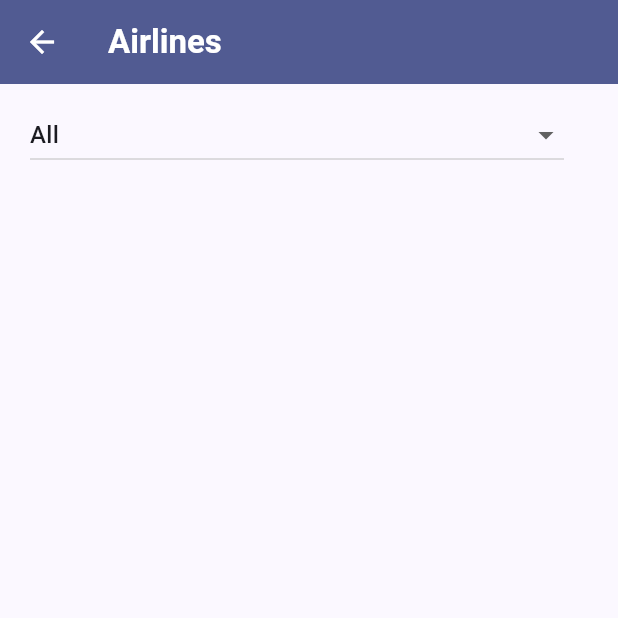
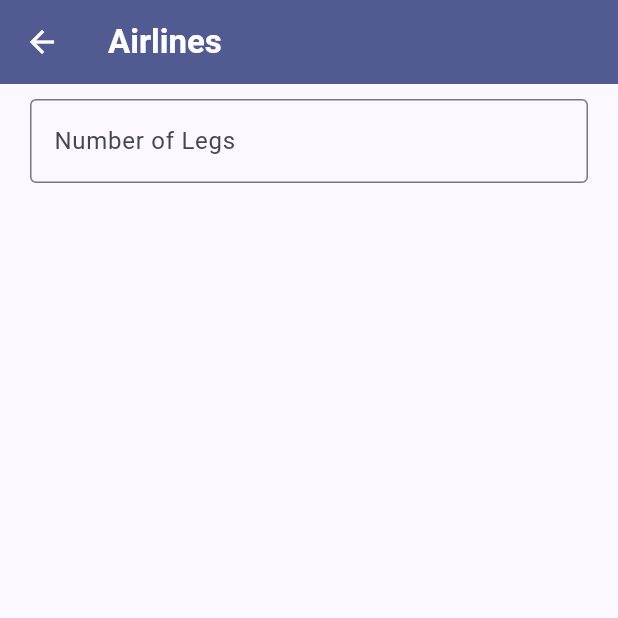
Before and after one commit to WilliamsVelas/flutter-assessment, a Flutter app: the Airlines screen opened directly, on a phone screen of 412 x 824 dp, the top half of it. Run offline on Flutter 3.47's test engine with Material 3 defaults, Android fonts, the phone set to English and light mode, and no system bars; our stand-ins replace flutter_spinkit, sqflite; accounts and stored records are empty; network calls fail.

```diff
--- a/lib/models/flights.dart
+++ b/lib/models/flights.dart
@@ -56,8 +56,8 @@ class Itinerary {
         ?.map((x) => x as String)
         .toList() ??
         [],
-    price: json["price"] ?? 'N/A',
-    agent: json["agent"] ?? 'Unknown',
+    price: json["price"],
+    agent: json["agent"],
     agentRating: (json["agent_rating"] as num?)?.toDouble() ?? 0.0,
   );
 
@@ -94,16 +94,29 @@ class Leg {
   });
 
   factory Leg.fromJson(Map<String, dynamic> json) => Leg(
-    id: json["id"] ?? '',
-    departureAirport: json["departure_airport"] ?? 'Unknown',
-    arrivalAirport: json["arrival_airport"] ?? 'Unknown',
-    departureTime: json["departure_time"] ?? '',
-    arrivalTime: json["arrival_time"] ?? '',
-    stops: json["stops"] ?? 0,
-    airlineName: json["airline_name"] ?? 'Unknown',
-    airlineId: json["airline_id"] ?? '',
-    durationMins: json["duration_mins"] ?? 0,
+    id: json["id"],
+    departureAirport: json["departure_airport"],
+    arrivalAirport: json["arrival_airport"],
+    departureTime: json["departure_time"],
+    arrivalTime: json["arrival_time"],
+    stops: json["stops"],
+    airlineName: json["airline_name"],
+    airlineId: json["airline_id"],
+    durationMins: json["duration_mins"],
   );
+
+  factory Leg.fromJsonDB(Map<String, dynamic> json) => Leg(
+    id: json["id"],
+    departureAirport: json["departureAirport"],  // Cambio a la clave correcta
+    arrivalAirport: json["arrivalAirport"],      // Cambio a la clave correcta
+    departureTime: json["departureTime"],        // Cambio a la clave correcta
+    arrivalTime: json["arrivalTime"],            // Cambio a la clave correcta
+    stops: json["stops"],
+    airlineName: json["airlineName"],            // Cambio a la clave correcta
+    airlineId: json["airlineId"],                // Cambio a la clave correcta
+    durationMins: json["durationMins"],
+  );
+
 
   Map<String, dynamic> toJson() => {
     "id": id,
--- a/lib/providers/flights_provider.dart
+++ b/lib/providers/flights_provider.dart
@@ -18,14 +18,13 @@ class FlightsProvider extends ChangeNotifier {
     final dbHelper = DatabaseService.instance;
     try {
       Response response = await http.get(Uri.parse(apiEndpoint));
+
       if (response.statusCode == 200) {
         flights = flightsFromJson(response.body);
 
         await dbHelper.clearDatabase();
 
         await dbHelper.insertItinerariesAndLegs(flights);
-      } else {
-        error = response.statusCode.toString();
       }
     } catch (e) {
       error = '';
--- a/lib/screens/airlines_screen.dart
+++ b/lib/screens/airlines_screen.dart
@@ -11,6 +11,8 @@ class Airlines extends StatefulWidget {
 
 class _AirlinesState extends State<Airlines> {
   String selectedAirline = 'All';
+  int selectedLegCount = 0;
+
 
   void initState() {
     final provider = Provider.of<FlightsProvider>(context, listen: false);
@@ -45,7 +47,7 @@ class _AirlinesState extends State<Airlines> {
                     children: [
                       filterSection(provider),
                       Expanded(
-                        child: airlinesListScreen(provider.flights.legs),
+                        child: airlinesListScreen(provider.flights.itineraries,provider.flights.legs),
                       )
                     ],
                   ));
@@ -69,35 +71,27 @@ class _AirlinesState extends State<Airlines> {
   }
 
   Widget filterSection(FlightsProvider provider) {
-    final airlines = [
-      'All',
-      ...provider.flights.legs.map((legs) => legs.airlineName).toSet()
-    ];
-
     return Padding(
-      padding: const EdgeInsets.only(left: 20.0, right: 20.0, top: 10, bottom: 10),
+      padding: const EdgeInsets.symmetric(horizontal: 20.0, vertical: 10),
       child: Column(
         children: [
           Row(
             children: [
               Expanded(
-                child: DropdownButton<String>(
-                  isExpanded: true,
-                  value: selectedAirline,
+                child: TextField(
+                  keyboardType: TextInputType.number,
+                  decoration: const InputDecoration(
+                    labelText: 'Number of Legs',
+                    border: OutlineInputBorder(),
+                  ),
                   onChanged: (value) {
                     setState(() {
-                      selectedAirline = value!;
+                      // Convertir el valor ingresado a un número entero
+                      selectedLegCount = int.tryParse(value) ?? 0;
                     });
                   },
-                  items: airlines
-                      .map((airline) => DropdownMenuItem(
-                            value: airline,
-                            child: Text(airline),
-                          ))
-                      .toList(),
                 ),
               ),
-              const SizedBox(width: 16),
             ],
           ),
         ],
@@ -105,51 +99,51 @@ class _AirlinesState extends State<Airlines> {
     );
   }
 
-  Widget airlinesListScreen(List<Leg> legs) {
+
+  Widget airlinesListScreen(List<Itinerary> itineraries, List<Leg> legs) {
     final colorScheme = Theme.of(context).colorScheme;
 
-    final filteredAirlines = legs.where((legs) {
-      final isAirlineValid =
-          selectedAirline == 'All' || legs.airlineName == selectedAirline;
-      return isAirlineValid;
+    final airlineLegCounts = <String, int>{};
+
+    for (final itinerary in itineraries) {
+      final airline = itinerary.agent;
+      final legCount = itinerary.legs.length;
+
+      airlineLegCounts[airline] = (airlineLegCounts[airline] ?? 0) + legCount;
+    }
+
+    final filteredAirlines = airlineLegCounts.entries.where((entry) {
+      return selectedLegCount == 0 || entry.value == selectedLegCount;
     }).toList();
 
     return ListView.builder(
       itemCount: filteredAirlines.length,
       itemBuilder: (context, index) {
-        final leg = filteredAirlines[index];
+        final airline = filteredAirlines[index];
 
         return Card(
           color: colorScheme.surface,
           margin: const EdgeInsets.symmetric(horizontal: 16, vertical: 8),
           child: ListTile(
             title: Text(
-              'Airline: ${leg.airlineName}',
+              airline.key,
               style: TextStyle(
                 color: colorScheme.onSurface,
                 fontWeight: FontWeight.bold,
               ),
             ),
-            subtitle: Column(
-              crossAxisAlignment: CrossAxisAlignment.start,
-              children: [
-                Text(
-                  'Departure: ${leg.departureAirport}',
-                  style: TextStyle(
-                    color: colorScheme.onSurface,
-                  ),
-                ),
-              ],
+            subtitle: Text(
+              '${airline.value} Legs',
+              style: TextStyle(
+                color: colorScheme.onSurfaceVariant,
+              ),
             ),
-            trailing: Text('${leg.stops} Stops', style: TextStyle(
-              color: colorScheme.inversePrimary,
-              fontWeight: FontWeight.bold,
-              fontSize: 14.0,
-            ),),
-            onTap: () {},
           ),
         );
       },
     );
   }
+
+
+
 }
--- a/lib/screens/flights_details_screens.dart
+++ b/lib/screens/flights_details_screens.dart
@@ -115,13 +115,15 @@ class AgentInfoRow extends StatelessWidget {
 
   final Itinerary itinerary;
 
+
+
   @override
   Widget build(BuildContext context) {
     return Row(
       mainAxisAlignment: MainAxisAlignment.spaceBetween,
       children: [
         Text(
-          'Agent: ${itinerary.agent}',
+          itinerary.agent,
           style: const TextStyle(fontSize: 18),
         ),
         const SizedBox(width: 8),
```
Also changed, not shown: lib/database/database_services.dart (+45 -17 lines).
